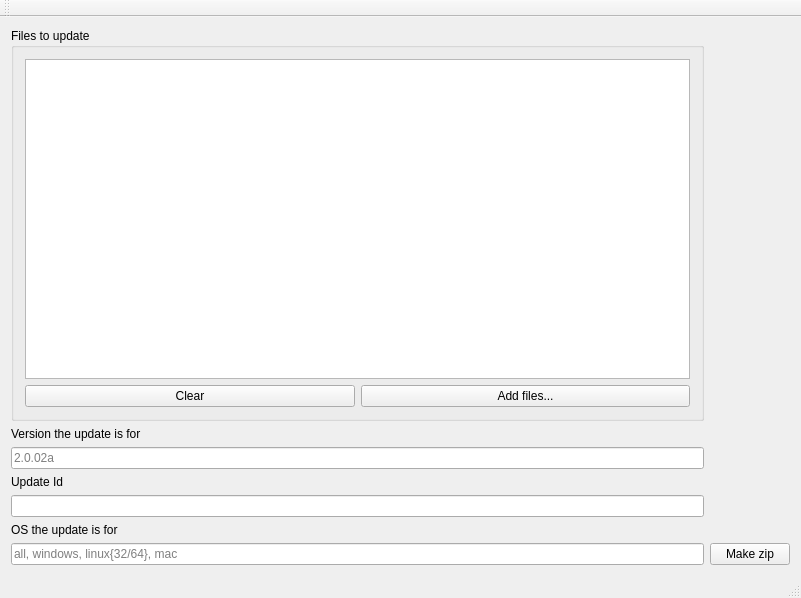
Qt form src/UpdateMaker/mainwindow.ui (po-devs/pokemon-online) before a commit.
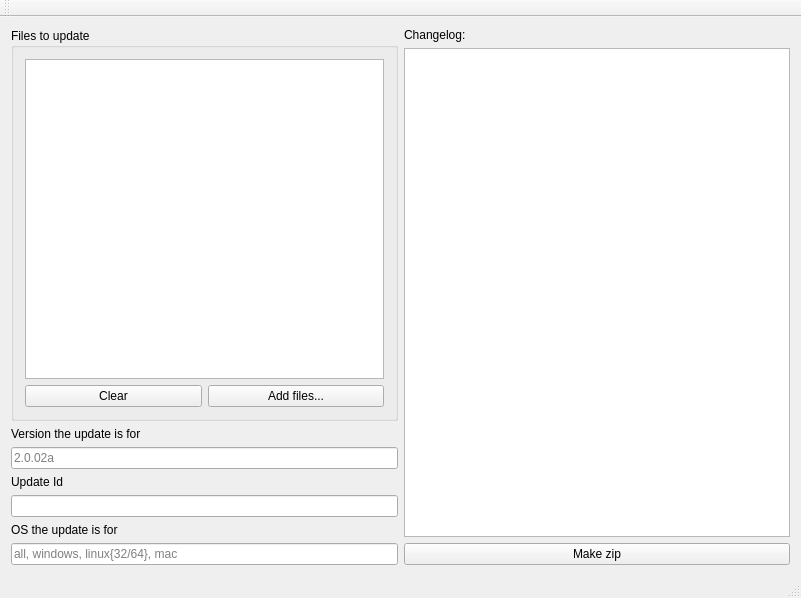
The same form after that commit.

Patch:
```diff
--- a/src/UpdateMaker/mainwindow.ui
+++ b/src/UpdateMaker/mainwindow.ui
@@ -106,17 +106,14 @@
     <item>
      <layout class="QVBoxLayout" name="verticalLayout_6">
       <item>
-       <spacer name="verticalSpacer">
-        <property name="orientation">
-         <enum>Qt::Vertical</enum>
+       <widget class="QLabel" name="label_4">
+        <property name="text">
+         <string>Changelog:</string>
         </property>
-        <property name="sizeHint" stdset="0">
-         <size>
-          <width>20</width>
-          <height>40</height>
-         </size>
-        </property>
-       </spacer>
+       </widget>
+      </item>
+      <item>
+       <widget class="QPlainTextEdit" name="changeLog"/>
       </item>
       <item>
        <widget class="QPushButton" name="done">
```
